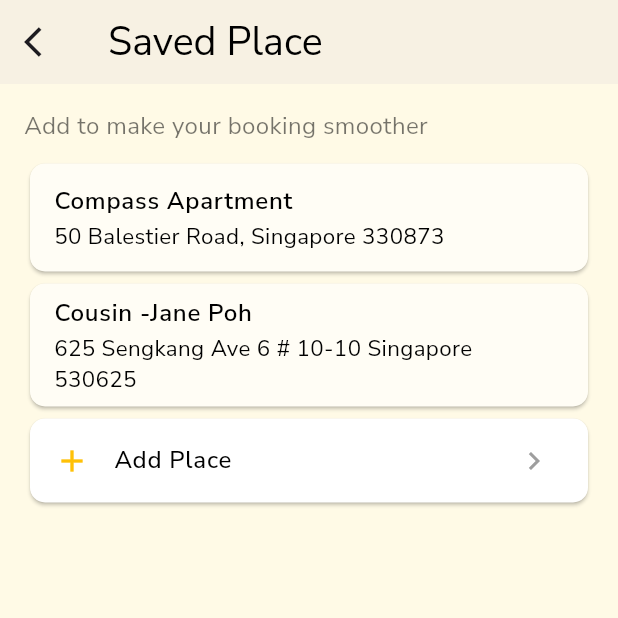
After one commit to Dev-Ninjas-Backup/nicholaslim80, a Flutter app: the SavedPlaceScreen screen opened by its route, on a phone screen of 412 x 824 dp, the top half of it. The commit adds this screen. Run offline on Flutter 3.47's test engine with Material 3 defaults, Android fonts, the phone set to English and light mode, and no system bars; our stand-ins replace flutter_easyloading, flutter_screenutil, get, google_fonts, slide_to_act.

Commit message:
Saved Places Added

```diff
--- a/lib/features/user/notification/screen/user_notification1.dart
+++ b/lib/features/user/notification/screen/user_notification1.dart
@@ -5,6 +5,7 @@ import 'package:nicholaslim80/core/common/widgets/custom_app_bar_user.dart';
 import 'package:nicholaslim80/core/utils/constants/app_colors.dart';
 import 'package:nicholaslim80/core/utils/constants/icon_path.dart';
 import 'package:nicholaslim80/features/user/notification/controller/user_notification_controller.dart';
+import 'package:nicholaslim80/features/user/orders/active_order_details/screen/active_order_details_screen.dart';
 
 class UserNotification extends StatelessWidget {
   const UserNotification({super.key});
@@ -72,6 +73,10 @@ class UserNotification extends StatelessWidget {
                         var item = controller.notification1[index];
                         return Padding(
                           padding: EdgeInsets.only(bottom: 14),
+                          child: GestureDetector(
+                            onTap: () {
+                              Get.to(ActiveOrderDetailsScreen());
+                            },
                             child: Container(
                               padding: EdgeInsets.symmetric(
                                 horizontal: 10,
@@ -139,6 +144,7 @@ class UserNotification extends StatelessWidget {
                                 ],
                               ),
                             ),
+                          ),
                         );
                       },
                     ),
--- /dev/null
+++ b/lib/features/user/saved_places/controller/saved_places_controller.dart
@@ -0,0 +1,29 @@
+import 'package:get/get.dart';
+import 'package:nicholaslim80/features/user/saved_places/model/place_model.dart';
+
+class SavedPlaceController extends GetxController {
+  final RxList<PlaceModel> savedPlaces = <PlaceModel>[
+    PlaceModel(
+      name: 'Compass Apartment',
+      address: '50 Balestier Road, Singapore 330873',
+    ),
+    PlaceModel(
+      name: 'Cousin -Jane Poh',
+      address: '625 Sengkang Ave 6 # 10-10 Singapore 530625',
+    ),
+  ].obs;
+
+  // Temporary storage for flow
+  final RxString selectedAddress = ''.obs;
+
+  void selectAddress(String address) {
+    selectedAddress.value = address;
+  }
+
+  void addNewPlace(String name) {
+    if (selectedAddress.value.isNotEmpty && name.isNotEmpty) {
+      savedPlaces.add(PlaceModel(name: name, address: selectedAddress.value));
+      selectedAddress.value = '';
+    }
+  }
+}
--- /dev/null
+++ b/lib/features/user/saved_places/model/place_model.dart
@@ -0,0 +1,6 @@
+class PlaceModel {
+  final String name;
+  final String address;
+
+  PlaceModel({required this.name, required this.address});
+}
--- /dev/null
+++ b/lib/features/user/saved_places/screen/saved_place_screenn.dart
@@ -0,0 +1,92 @@
+import 'package:flutter/material.dart';
+import 'package:flutter_screenutil/flutter_screenutil.dart';
+import 'package:get/get.dart';
+import 'package:nicholaslim80/core/common/styles/global_text_style.dart';
+import 'package:nicholaslim80/core/utils/constants/app_colors.dart';
+import 'package:nicholaslim80/features/user/saved_places/add_places/screen/add_place_screen.dart';
+import 'package:nicholaslim80/features/user/saved_places/controller/saved_places_controller.dart';
+
+class SavedPlaceScreen extends StatelessWidget {
+  final SavedPlaceController controller = Get.put(SavedPlaceController());
+
+  SavedPlaceScreen({super.key});
+
+  @override
+  Widget build(BuildContext context) {
+    return Scaffold(
+      backgroundColor: AppColors.backgroungColor,
+      appBar: AppBar(
+        title: Text('Saved Place', style: getTextStyle(fontSize: 20.sp)),
+        backgroundColor: AppColors.backgroungColor,
+        elevation: 1,
+        leading: GestureDetector(
+          child: Icon(Icons.arrow_back_ios),
+          onTap: () {
+            Get.back();
+          },
+        ),
+      ),
+      body: SafeArea(
+        child: Padding(
+          padding: EdgeInsets.all(16),
+          child: Obx(() {
+            final places = controller.savedPlaces;
+            return Column(
+              crossAxisAlignment: CrossAxisAlignment.start,
+              children: [
+                Text(
+                  "Add to make your booking smoother",
+                  style: getTextStyle(fontSize: 14, color: Colors.black54),
+                ),
+                const SizedBox(height: 10),
+                Expanded(
+                  child: ListView(
+                    children: [
+                      ...places.map(
+                        (p) => Card(
+                          color: Color(0XFFFFFDF5),
+                          elevation: 1,
+                          shape: RoundedRectangleBorder(
+                            borderRadius: BorderRadius.circular(10),
+                          ),
+                          child: ListTile(
+                            title: Text(
+                              p.name,
+                              style: getTextStyle(fontWeight: FontWeight.w600),
+                            ),
+                            subtitle: Text(
+                              p.address,
+                              style: getTextStyle(fontSize: 13),
+                            ),
+                          ),
+                        ),
+                      ),
+                      Card(
+                        color: Colors.white,
+                        shape: RoundedRectangleBorder(
+                          borderRadius: BorderRadius.circular(10),
+                        ),
+                        child: ListTile(
+                          leading: Icon(Icons.add, color: Colors.amber),
+                          title: Text(
+                            "Add Place",
+                            style: getTextStyle(fontWeight: FontWeight.w500),
+                          ),
+                          onTap: () => Get.to(() => AddPlaceScreen()),
+                          trailing: Icon(
+                            Icons.chevron_right,
+                            color: Colors.grey,
+                          ),
+                        ),
+                      ),
+                    ],
+                  ),
+                ),
+              ],
+            );
+          }),
+        ),
+      ),
+    );
+  }
+}
--- a/lib/routes/app_routes.dart
+++ b/lib/routes/app_routes.dart
@@ -19,6 +19,7 @@ import 'package:nicholaslim80/features/user/auth/login/screen/login_signup_scree
 import 'package:nicholaslim80/features/user/auth/verification/screen/verification_screen.dart';
 import 'package:nicholaslim80/features/user/bottom_navbar/screen/bottom_navbar_screen.dart';
 import 'package:nicholaslim80/features/user/home/screen/home_screen.dart';
+import 'package:nicholaslim80/features/user/saved_places/screen/saved_place_screenn.dart';
 
 class AppRoutes {
   static String splashScreen = '/splashScreen';
@@ -45,6 +46,7 @@ class AppRoutes {
   //user notification
   static String userNotification = '/user/notification';
   static String userOrderDetails = '/userOrderDetails';
+  static String savedPlaces = '/savedPlaces';
 
   static String getSplashScreen() => splashScreen;
   static String getOnboardingScreen() => onboardingScreen;
@@ -69,6 +71,7 @@ class AppRoutes {
 
   //user notification
   static String getUserNotification() => userNotification;
+  static String getSavedPlaces() => savedPlaces;
 
   static List<GetPage> routes = [
     GetPage(name: splashScreen, page: () => SplashScreen()),
@@ -162,5 +165,6 @@ class AppRoutes {
 
     //user notification
     GetPage(name: userNotification, page: () => UserNotification()),
+    GetPage(name: savedPlaces, page: () => SavedPlaceScreen()),
   ];
 }
```
Also changed, not shown: lib/features/user/home/controller/home_controller.dart (+9 -5 lines), lib/features/user/saved_places/add_places/screen/add_place_screen.dart (added, +89 -0 lines), lib/features/user/saved_places/name_places/screen/name_places_screen.dart (added, +71 -0 lines). Lines whose indentation alone changed are shown as unchanged.
